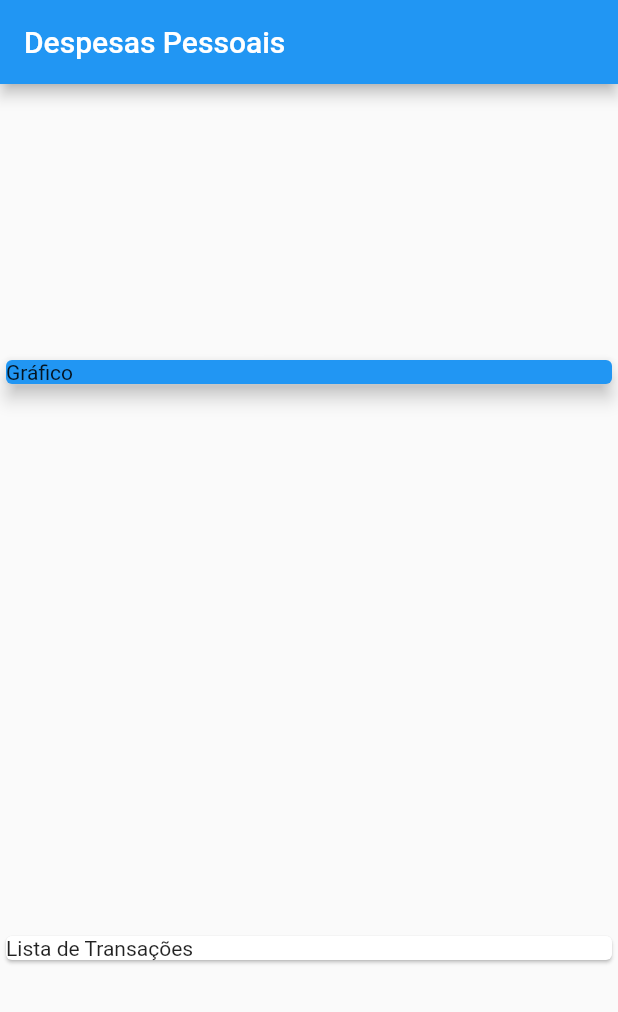
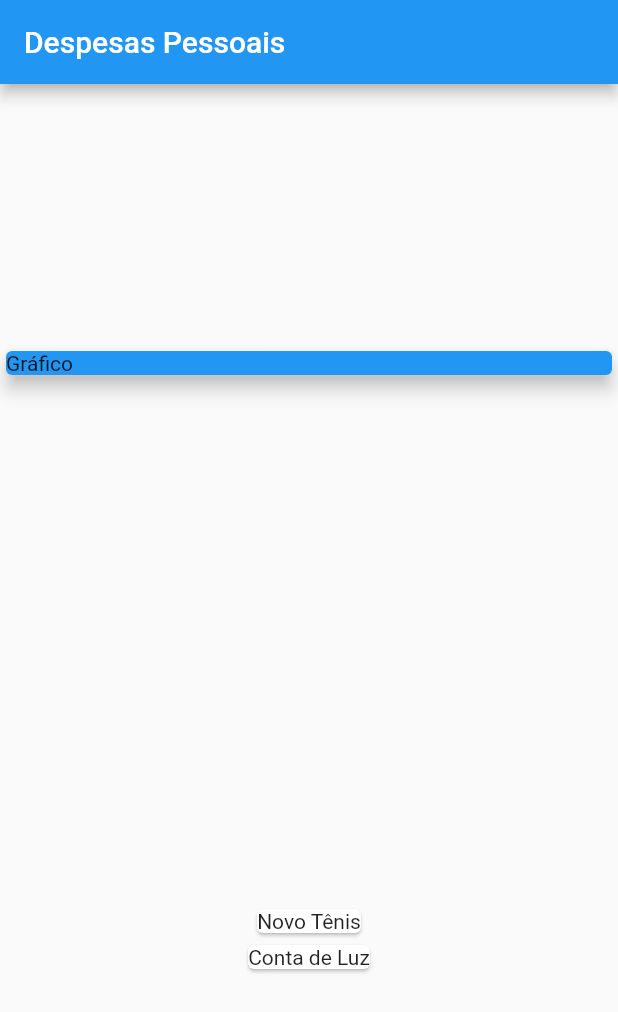
Before and after one commit to pedroschiavom/expenses_app, a Flutter app: the screen it shows after launch, on a phone screen of 412 x 824 dp. Shown: the top 1012 px of the screen. Run offline on Flutter 3.47's test engine with Material 2 defaults, Android fonts, the phone set to English and light mode, and no system bars.

```diff
--- a/lib/main.dart
+++ b/lib/main.dart
@@ -49,10 +49,15 @@ class MyHomePage extends StatelessWidget {
               elevation: 5,
             ),
           ),
-          Card(
-            child: Text('Lista de Transações'),
+          Column(
+           children: _transactions.map((tr){
+              return Card(
+                child: Text(tr.title),
+              );
+            }).toList()
           )
-        ],)
+        ],
+      ),
     );
   }
 }
```
